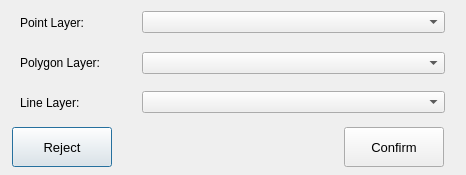
First picture: the form in select_existing_layer.ui, repository Esk-Spatial/QGIS_forest_health_sketch_tool, before the edit.
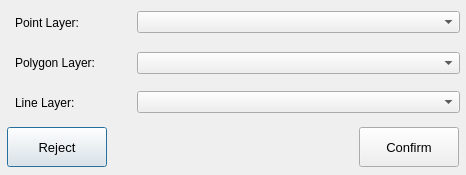
Second picture: the form after the edit. Icons and pictures are not drawn.

Patch:
```diff
--- a/select_existing_layer.ui
+++ b/select_existing_layer.ui
@@ -19,13 +19,13 @@
   </property>
   <layout class="QGridLayout" name="gridLayout">
    <property name="leftMargin">
-    <number>10</number>
+    <number>5</number>
    </property>
    <property name="topMargin">
     <number>5</number>
    </property>
    <property name="rightMargin">
-    <number>20</number>
+    <number>5</number>
    </property>
    <property name="bottomMargin">
     <number>5</number>
```
